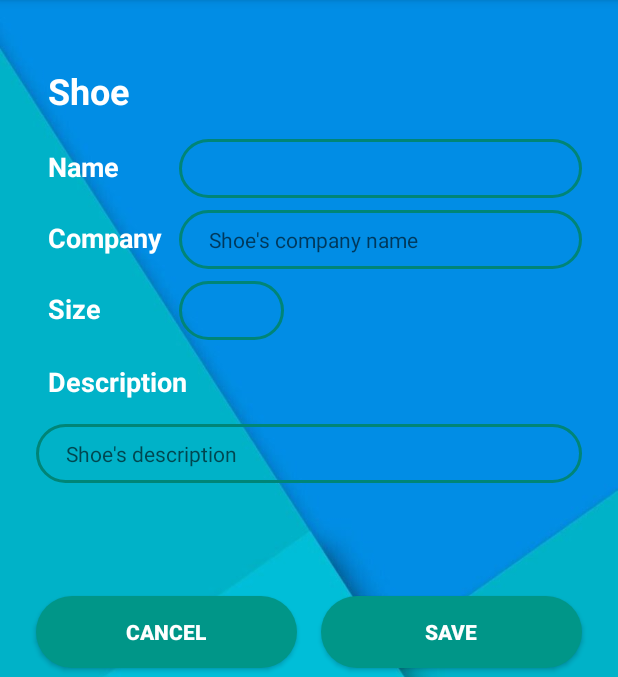
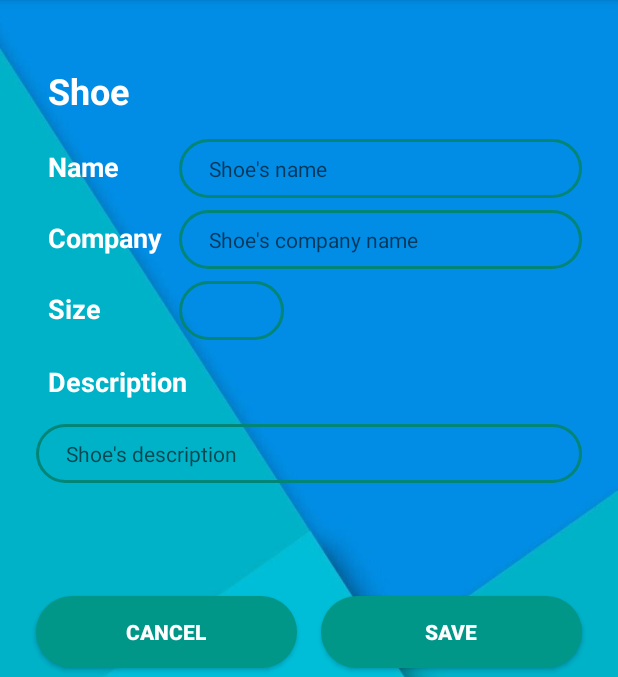
Before and after one commit to thiago01011/course1-starter-shoestore, an Android app: the ShoeDetailFragment screen opened through its navigation route, on a phone screen of 412 x 824 dp, the part 84-761 px from its top. Run offline under Robolectric (Android 15) with nearby library versions, the phone set to English and light mode, and no system bars; our stand-ins replace Timber, data binding, navigation-ui; Roboto replaces fonts that are not available here.

Commit message:
[FIXES] 1. Add two way data binding to login fragment; 2. Clean up labels and dimens; 3. Change login button to 2 buttons (login and register).

```diff
--- a/app/src/main/java/com/udacity/shoestore/AppViewModel.kt
+++ b/app/src/main/java/com/udacity/shoestore/AppViewModel.kt
@@ -4,20 +4,20 @@ import androidx.lifecycle.LiveData
 import androidx.lifecycle.MutableLiveData
 import androidx.lifecycle.ViewModel
 import com.udacity.shoestore.models.Shoe
+import com.udacity.shoestore.models.User
 
 class AppViewModel : ViewModel() {
-    private val _loginMap = MutableLiveData<MutableMap<String, String>>()
-    var loginMap: LiveData<MutableMap<String, String>> = _loginMap
+    private val _user = MutableLiveData<User>()
+    var user: LiveData<User> = _user
+
+    private val _shoeListLiveData = MutableLiveData<List<Shoe>>()
+    var shoeListLiveData: LiveData<List<Shoe>> = _shoeListLiveData
 
     // List that will be added to _shoeListLiveData as value
     private val shoeList = mutableListOf<Shoe>()
 
-    private val _shoeListLiveData = MutableLiveData<List<Shoe>>()
-    var shoeListLiveData: LiveData<List<Shoe>> = _shoeListLiveData
-
     init {
         _shoeListLiveData.value = shoeList
-        _loginMap.value = mutableMapOf<String, String>()
     }
 
     fun addShoe(shoe: Shoe?) {
@@ -26,4 +26,8 @@ class AppViewModel : ViewModel() {
         }
         _shoeListLiveData.value = shoeList
     }
+
+    fun addUser(user: User) {
+        _user.value = user
+    }
 }
--- a/app/src/main/java/com/udacity/shoestore/fragments/LoginFragment.kt
+++ b/app/src/main/java/com/udacity/shoestore/fragments/LoginFragment.kt
@@ -4,11 +4,15 @@ import android.os.Bundle
 import android.view.LayoutInflater
 import android.view.View
 import android.view.ViewGroup
+import android.widget.Toast
 import androidx.databinding.DataBindingUtil
 import androidx.fragment.app.Fragment
-import androidx.navigation.Navigation
+import androidx.fragment.app.activityViewModels
+import androidx.navigation.findNavController
+import com.udacity.shoestore.AppViewModel
 import com.udacity.shoestore.R
 import com.udacity.shoestore.databinding.FragmentLoginBinding
+import com.udacity.shoestore.models.User
 
 /**
  * A simple [Fragment] subclass.
@@ -16,20 +20,53 @@ import com.udacity.shoestore.databinding.FragmentLoginBinding
  * create an instance of this fragment.
  */
 class LoginFragment : Fragment() {
+    private lateinit var dataBinding: FragmentLoginBinding
+    private val viewModel: AppViewModel by activityViewModels()
 
     override fun onCreateView(
         inflater: LayoutInflater, container: ViewGroup?,
         savedInstanceState: Bundle?
     ): View? {
-        val dataBinding: FragmentLoginBinding = DataBindingUtil.inflate(
-            inflater, R.layout.fragment_login, container, false
-        )
 
-        dataBinding.loginButton.setOnClickListener(
-            Navigation.createNavigateOnClickListener(R.id.action_loginFragment_to_welcomeFragment)
-        )
+        setupBinding(inflater, container)
+        setupButtons()
 
         return dataBinding.root
     }
 
+    private fun setupBinding(inflater: LayoutInflater, container: ViewGroup?) {
+        dataBinding = DataBindingUtil.inflate(
+            inflater, R.layout.fragment_login, container, false
+        )
+        dataBinding.lifecycleOwner = this
+        dataBinding.user = User()
+    }
+
+    private fun setupButtons() {
+        dataBinding.loginButton.setOnClickListener {
+            moveToNextFragment()
+        }
+
+        dataBinding.registerButton.setOnClickListener {
+            moveToNextFragment()
+        }
+    }
+
+    private fun moveToNextFragment() {
+        val email = dataBinding.user?.login ?: ""
+        val password = dataBinding.user?.password ?: ""
+        if (dataIsValid(email, password)) {
+            viewModel.addUser(dataBinding.user!!)
+            view?.findNavController()
+                ?.navigate(LoginFragmentDirections.actionLoginFragmentToWelcomeFragment())
+
+        } else {
+            Toast.makeText(requireContext(), "Login/Password cannot be empty.", Toast.LENGTH_LONG).show()
+        }
+    }
+
+    private fun dataIsValid(email: String, password: String) =
+        email.isNotEmpty() && password.isNotEmpty()
+
+
 }
--- /dev/null
+++ b/app/src/main/java/com/udacity/shoestore/models/User.kt
@@ -0,0 +1,3 @@
+package com.udacity.shoestore.models
+
+data class User (var login: String="", var password: String="")
--- a/app/src/main/res/layout/fragment_shoe_detail.xml
+++ b/app/src/main/res/layout/fragment_shoe_detail.xml
@@ -21,9 +21,9 @@
             style="@style/label_style"
             android:layout_width="wrap_content"
             android:layout_height="wrap_content"
-            android:layout_marginStart="24dp"
+            android:layout_marginStart="@dimen/content_margin_high"
             android:text="@string/shoe_label"
-            android:textSize="24sp"
+            android:textSize="@dimen/header_size_medium"
             android:textStyle="bold"
             app:layout_constraintBottom_toBottomOf="parent"
             app:layout_constraintStart_toStartOf="parent"
@@ -35,7 +35,7 @@
             style="@style/label_style"
             android:layout_width="wrap_content"
             android:layout_height="wrap_content"
-            android:layout_marginTop="8dp"
+            android:layout_marginTop="@dimen/content_margin_small"
             android:text="@string/shoe_name_text"
             app:layout_constraintBaseline_toBaselineOf="@+id/shoe_edit"
             app:layout_constraintStart_toStartOf="@+id/shoe_label" />
@@ -45,11 +45,12 @@
             style="@style/input_style"
             android:layout_width="0dp"
             android:layout_height="wrap_content"
-            android:layout_marginStart="@dimen/huge_margin"
-            android:layout_marginTop="8dp"
-            android:layout_marginEnd="24dp"
+            android:layout_marginStart="@dimen/horizontal_margin"
+            android:layout_marginTop="@dimen/content_margin_small"
+            android:layout_marginEnd="@dimen/content_margin_high"
             android:ems="10"
             android:inputType="textPersonName"
+            android:hint="@string/shoe_name_hint"
             android:text="@={shoe.name}"
             app:layout_constraintEnd_toEndOf="parent"
             app:layout_constraintHorizontal_bias="1.0"
@@ -62,7 +63,7 @@
             style="@style/label_style"
             android:layout_width="wrap_content"
             android:layout_height="wrap_content"
-            android:layout_marginTop="@dimen/view_normal_top_margin"
+            android:layout_marginTop="@dimen/content_margin_small"
             android:text="@string/shoe_company_text"
             app:layout_constraintBaseline_toBaselineOf="@+id/company_edit"
             app:layout_constraintStart_toStartOf="@+id/shoe_text" />
@@ -72,7 +73,7 @@
             style="@style/input_style"
             android:layout_width="0dp"
             android:layout_height="wrap_content"
-            android:layout_marginTop="@dimen/view_normal_top_margin"
+            android:layout_marginTop="@dimen/content_margin_small"
             android:ems="10"
             android:hint="@string/shoe_company_name_hint"
             android:inputType="textPersonName"
@@ -86,7 +87,7 @@
             style="@style/label_style"
             android:layout_width="wrap_content"
             android:layout_height="wrap_content"
-            android:layout_marginTop="@dimen/view_normal_top_margin"
+            android:layout_marginTop="@dimen/content_margin_small"
             android:text="@string/shoe_size_text"
             app:layout_constraintBaseline_toBaselineOf="@+id/size_edit"
             app:layout_constraintStart_toStartOf="@+id/company_text" />
@@ -96,7 +97,7 @@
             style="@style/input_style"
             android:layout_width="70dp"
             android:layout_height="wrap_content"
-            android:layout_marginTop="@dimen/view_normal_top_margin"
+            android:layout_marginTop="@dimen/content_margin_small"
             android:ems="10"
             android:importantForAutofill="no"
             android:inputType="number"
@@ -109,7 +110,7 @@
             style="@style/label_style"
             android:layout_width="wrap_content"
             android:layout_height="wrap_content"
-            android:layout_marginTop="@dimen/view_normal_top_margin"
+            android:layout_marginTop="@dimen/content_margin_small"
             android:text="@string/shoe_description_text"
             app:layout_constraintStart_toStartOf="@+id/size_text"
             app:layout_constraintTop_toBottomOf="@+id/size_text" />
@@ -119,7 +120,7 @@
             style="@style/input_style"
             android:layout_width="0dp"
             android:layout_height="wrap_content"
-            android:layout_marginTop="@dimen/view_normal_top_margin"
+            android:layout_marginTop="@dimen/content_margin_small"
             android:hint="@string/shoe_s_description"
             android:text="@={shoe.description}"
             app:layout_constraintEnd_toEndOf="@id/shoe_edit"
--- a/app/src/main/res/layout/fragment_shoe_list.xml
+++ b/app/src/main/res/layout/fragment_shoe_list.xml
@@ -24,10 +24,7 @@
                 android:layout_width="wrap_content"
                 android:layout_height="wrap_content"
                 android:layout_gravity="bottom|end"
-                android:layout_marginStart="16dp"
-                android:layout_marginTop="16dp"
-                android:layout_marginEnd="16dp"
-                android:layout_marginBottom="16dp"
+                android:layout_margin="@dimen/content_margin_medium"
                 android:layout_weight="1"
                 android:contentDescription="@string/floatbutton_description"
                 android:src="@drawable/ic_add" />
--- a/app/src/main/res/layout/list_item_2.xml
+++ b/app/src/main/res/layout/list_item_2.xml
@@ -97,7 +97,7 @@
                 style="@style/label_style"
                 android:layout_width="wrap_content"
                 android:layout_height="wrap_content"
-                android:layout_marginBottom="@dimen/content_margin"
+                android:layout_marginBottom="@dimen/content_margin_small"
                 android:text="@string/description"
                 app:layout_constraintStart_toStartOf="@id/shoe"
                 app:layout_constraintTop_toBottomOf="@+id/shoe" />
--- a/app/src/main/res/values/colors.xml
+++ b/app/src/main/res/values/colors.xml
@@ -4,4 +4,5 @@
     <color name="colorPrimaryDark">#00574B</color>
     <color name="colorAccent">#D81B60</color>
     <color name="text_color">#FFFFFF</color>
+    <color name="forgot_password_color">#9C27B0</color>
 </resources>
--- a/app/src/main/res/values/dimens.xml
+++ b/app/src/main/res/values/dimens.xml
@@ -1,13 +1,14 @@
 <?xml version="1.0" encoding="utf-8"?>
 <resources>
-    <dimen name="content_margin">8dp</dimen>
     <dimen name="padding_medium">8dp</dimen>
-    <dimen name="textSize">16sp</dimen>
-    <dimen name="huge_margin">32dp</dimen>
-    <dimen name="welcome_label_txt">24sp</dimen>
-    <dimen name="header_label_size_txt">24sp</dimen>
-    <dimen name="medium_margin">16dp</dimen>
-    <dimen name="view_normal_top_margin">8dp</dimen>
-    <dimen name="view_medium_top_margin">16dp</dimen>
-    <dimen name="login_horizontal_margin">32dp</dimen>
+    <dimen name="horizontal_margin">32dp</dimen>
+
+    <dimen name="text_size_medium">16sp</dimen>
+
+    <dimen name="header_size_medium">24sp</dimen>
+    <dimen name="header_size_huge">32sp</dimen>
+
+    <dimen name="content_margin_small">8dp</dimen>
+    <dimen name="content_margin_medium">16dp</dimen>
+    <dimen name="content_margin_high">24dp</dimen>
 </resources>
--- a/app/src/main/res/values/styles.xml
+++ b/app/src/main/res/values/styles.xml
@@ -17,8 +17,8 @@
     <style name="AppTheme.PopupOverlay" parent="ThemeOverlay.AppCompat.Light" />
 
     <style name="text_style">
-        <item name="android:layout_marginTop">@dimen/content_margin</item>
-        <item name="android:textSize">@dimen/textSize</item>
+        <item name="android:layout_marginTop">@dimen/content_margin_small</item>
+        <item name="android:textSize">@dimen/text_size_medium</item>
         <item name="android:fontFamily">@font/roboto</item>
         <item name="android:textColor">@color/text_color</item>
     </style>
```
Also changed, not shown: app/src/main/java/com/udacity/shoestore/Utils.kt (+7 -0 lines), app/src/main/res/layout/fragment_instructions.xml (+5 -7 lines), app/src/main/res/layout/fragment_login.xml (+22 -18 lines), app/src/main/res/layout/fragment_welcome.xml (+4 -4 lines), app/src/main/res/values/strings.xml (+32 -26 lines).
